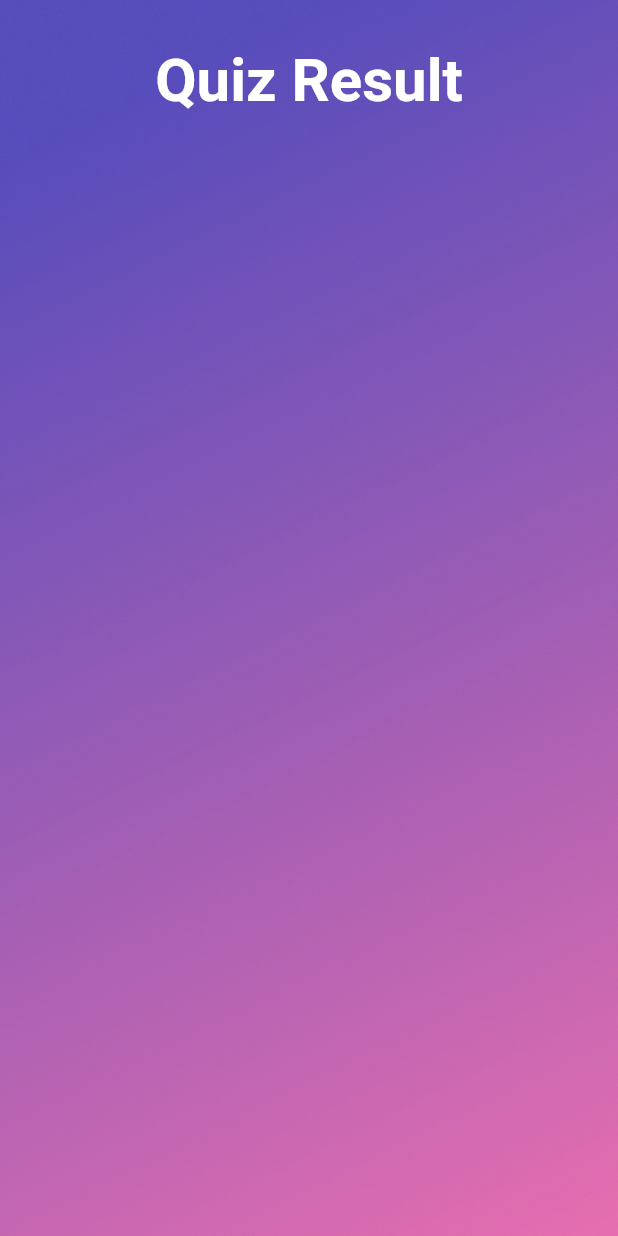
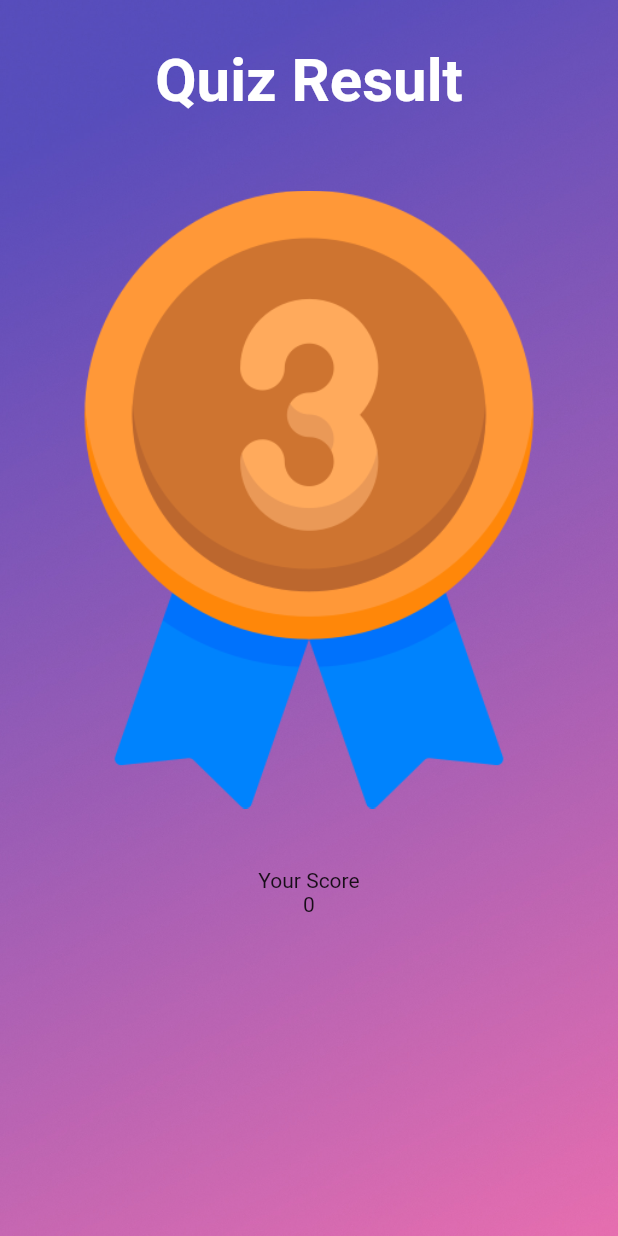
Before and after one commit to Akash701/Quiz_App, a Flutter app: the Result screen opened by its route, on a phone screen of 412 x 824 dp. Run offline on Flutter 3.47's test engine with Material 2 defaults, Android fonts, the phone set to English and light mode, and no system bars.

Commit message:
Medal added

```diff
--- a/lib/Result.dart
+++ b/lib/Result.dart
@@ -4,7 +4,6 @@ import 'package:flutter/painting.dart';
 import 'package:quiz_app/qfunctions.dart';
 //import 'package:quiz_app/qclass.dart';
 import 'question.dart';
-import 'package:quiz_app/images.dart';
 
 Qfunction qfunction = Qfunction();
 
@@ -15,6 +14,18 @@ class Result extends StatefulWidget {
 
 class _ResultState extends State<Result> {
   Questions questions = Questions();
+  Widget result() {
+    if (score >= 7) {
+      return Image.asset(
+        'images/gold.png',
+      );
+    } else if (score >= 5 && score < 7) {
+      return Image.asset('images/silver.png');
+    } else {
+      return Image.asset('images/bronze.png');
+    }
+    // return Text('${score - 1}');
+  }
   //AssetImage image;
 
   @override
@@ -48,6 +59,16 @@ class _ResultState extends State<Result> {
             SizedBox(
               height: 50,
             ),
+            Center(
+              child: result(),
+            ),
+            SizedBox(
+              height: 40,
+            ),
+            Text('Your Score'),
+            Container(
+              child: Text('$score'),
+            )
           ],
         )),
       ),
```
Also changed, not shown: lib/images.dart (deleted, +0 -22 lines).
